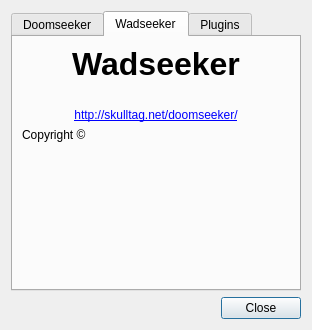
The window that src/core/gui/aboutDlg.ui (Destroyerrrocket/doomseeker-unofficial) describes before a commit, drawn with Qt 5.
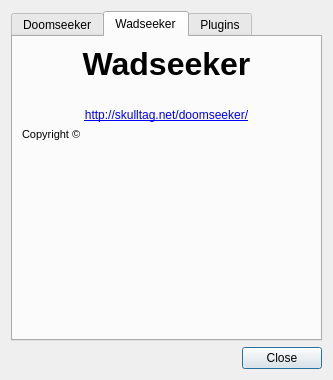
The same window after the commit. The open tabs and pages were chosen to show the change.

Commit message: - Updated appearence of About dialog to fix some cosmetic issues.

```diff
--- a/src/core/gui/aboutDlg.ui
+++ b/src/core/gui/aboutDlg.ui
@@ -6,8 +6,8 @@
    <rect>
     <x>0</x>
     <y>0</y>
-    <width>312</width>
-    <height>330</height>
+    <width>333</width>
+    <height>380</height>
    </rect>
   </property>
   <property name="sizePolicy">
@@ -18,14 +18,14 @@
   </property>
   <property name="minimumSize">
    <size>
-    <width>312</width>
-    <height>330</height>
+    <width>333</width>
+    <height>380</height>
    </size>
   </property>
   <property name="maximumSize">
    <size>
-    <width>312</width>
-    <height>330</height>
+    <width>333</width>
+    <height>380</height>
    </size>
   </property>
   <property name="windowTitle">
@@ -257,6 +257,11 @@
         <layout class="QHBoxLayout" name="horizontalLayout">
          <item>
           <widget class="QLabel" name="label">
+           <property name="font">
+            <font>
+             <pointsize>8</pointsize>
+            </font>
+           </property>
            <property name="text">
             <string>Copyright ©</string>
            </property>
@@ -267,6 +272,11 @@
          </item>
          <item>
           <widget class="QLabel" name="wadseekerYearSpan">
+           <property name="font">
+            <font>
+             <pointsize>8</pointsize>
+            </font>
+           </property>
            <property name="text">
             <string>&lt;YearSpan&gt;</string>
            </property>
@@ -277,6 +287,11 @@
          </item>
          <item>
           <widget class="QLabel" name="wadseekerAuthor">
+           <property name="font">
+            <font>
+             <pointsize>8</pointsize>
+            </font>
+           </property>
            <property name="text">
             <string>&lt;Author&gt;</string>
            </property>
@@ -302,6 +317,11 @@
        </item>
        <item>
         <widget class="QLabel" name="wadseekerDescription">
+         <property name="font">
+          <font>
+           <pointsize>8</pointsize>
+          </font>
+         </property>
          <property name="text">
           <string>&lt;Description&gt;</string>
          </property>
```
